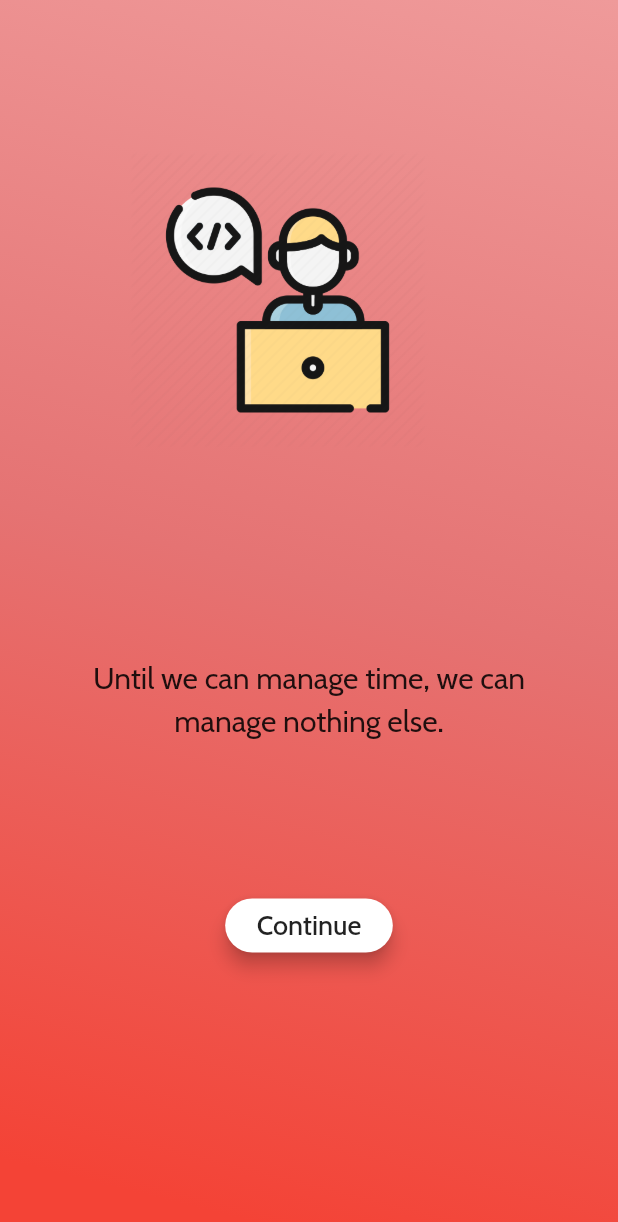
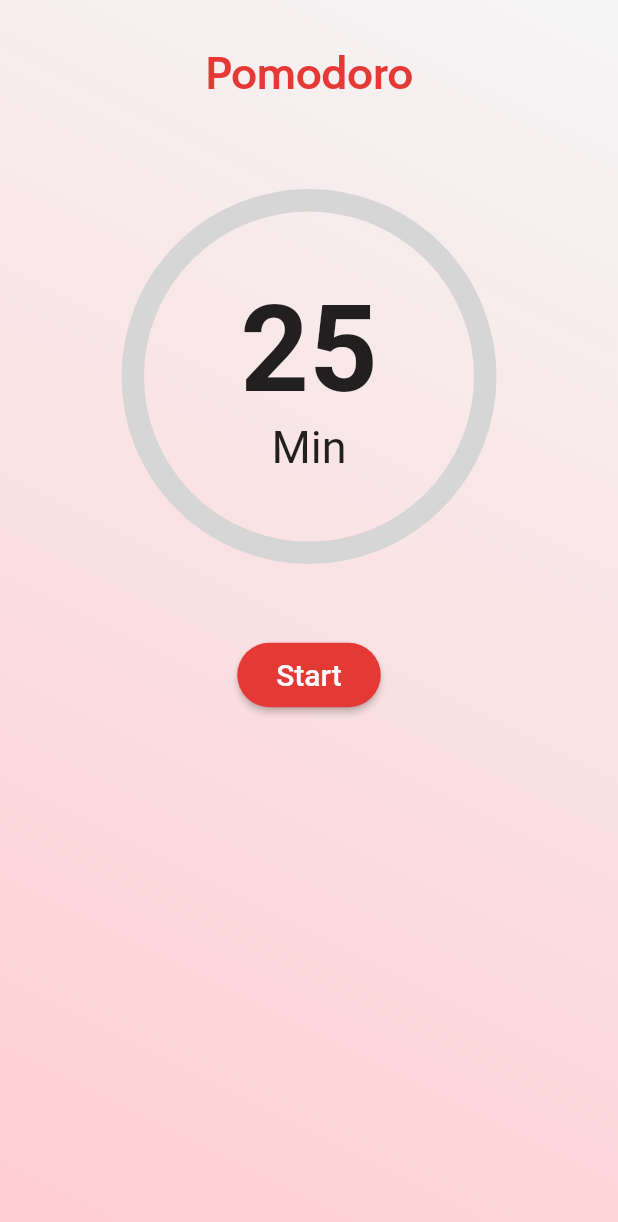
Before and after one commit to SampatPolireddi/PomodoroApp, a Flutter app: the screen it shows after launch, after a tap on "Continue", on a phone screen of 412 x 824 dp. Shown: the top 1222 px of the screen. Run offline on Flutter 3.47's test engine with Material 2 defaults, Android fonts, the phone set to English and light mode, and no system bars; drawn by our look-alikes of percent_indicator; our stand-ins replace google_fonts.

```diff
--- a/lib/home.dart
+++ b/lib/home.dart
@@ -1,10 +1,15 @@
 import 'dart:ui';
 import 'package:flutter/material.dart';
 import 'package:google_fonts/google_fonts.dart';
+import 'package:pomodo_app/timer.dart';
 
 class Home extends StatefulWidget {
   @override
   _HomeState createState() => _HomeState();
+}
+
+Future navigateTotimer(context) async {
+  Navigator.push(context, MaterialPageRoute(builder: (context) => Pomodoro()));
 }
 
 class _HomeState extends State<Home> {
@@ -24,8 +29,7 @@ class _HomeState extends State<Home> {
               ),
             ),
             Column(
-              children:<Widget>[
-
+              children: <Widget>[
                 //icon
                 Row(
                   children: <Widget>[
@@ -47,7 +51,7 @@ class _HomeState extends State<Home> {
 
                 //text
                 Padding(
-                  padding: const EdgeInsets.only(top:10, left: 10, right:10),
+                  padding: const EdgeInsets.only(top: 10, left: 10, right: 10),
                   child: Container(
                     child: Text(
                       'Until we can manage time, we can',
@@ -55,14 +59,14 @@ class _HomeState extends State<Home> {
                     ),
                   ),
                 ),
-                SizedBox(height: 5,),
+                SizedBox(
+                  height: 5,
+                ),
                 Padding(
-                   padding: const EdgeInsets.only(left: 10, right:10),
+                  padding: const EdgeInsets.only(left: 10, right: 10),
                   child: Container(
-                    child: Text(
-                      'manage nothing else.',
-                      style: GoogleFonts.cabin(fontSize: 20)
-                      ),
+                    child: Text('manage nothing else.',
+                        style: GoogleFonts.cabin(fontSize: 20)),
                   ),
                 ),
                 SizedBox(
@@ -72,19 +76,22 @@ class _HomeState extends State<Home> {
                 // button
                 Row(
                   mainAxisAlignment: MainAxisAlignment.center,
-                  children:<Widget>[
+                  children: <Widget>[
                     Container(
                       child: RaisedButton(
                         elevation: 5,
-                        onPressed: () {},
+                        onPressed: () {
+                          navigateTotimer(context);
+                        },
                         color: Colors.white,
-                        shape: RoundedRectangleBorder(borderRadius: BorderRadius.circular(100)),
+                        shape: RoundedRectangleBorder(
+                            borderRadius: BorderRadius.circular(100)),
                         child: Padding(
                           padding: const EdgeInsets.all(5.0),
                           child: Text(
                             "Continue",
-                            style: GoogleFonts.cabin(fontSize:18) ,
-                            ),
+                            style: GoogleFonts.cabin(fontSize: 18),
+                          ),
                         ),
                       ),
                     )
--- /dev/null
+++ b/lib/timer.dart
@@ -0,0 +1,159 @@
+import 'dart:async';
+import 'package:flutter/material.dart';
+import 'package:google_fonts/google_fonts.dart';
+import 'package:percent_indicator/percent_indicator.dart';
+
+class Pomodoro extends StatefulWidget {
+  @override
+  _TimerState createState() => _TimerState();
+}
+
+class _TimerState extends State<Pomodoro> {
+  double percent = 0;
+  static int TimeInMin = 25;
+  int TimeInSec = TimeInMin * 60;
+
+  Timer timer;
+
+  StartTimer() {
+    TimeInMin = 25;
+    int Time = TimeInMin * 60;
+    double SecPercent = (Time / 100);
+    timer = Timer.periodic(Duration(seconds: 1), (timer) {
+      setState(() {
+        print("test");
+
+        if (Time > 0) {
+          Time--;
+          if (Time % 60 == 0) {
+            // a minute has passed
+            TimeInMin--;
+          }
+          if (Time % SecPercent == 0) {
+            //we want to see 1% equal to how many seconds of our progress bar
+            if (percent < 1) {
+              percent += 0.01;
+            } else {
+              percent = 1;
+              TimeInMin = 25;
+              timer.cancel();
+            }
+          }
+        } else {
+          percent = 0;
+        }
+      });
+    });
+  }
+
+  @override
+  Widget build(BuildContext context) {
+    return Scaffold(
+      body: SafeArea(
+        child: Stack(
+          children: <Widget>[
+            Container(
+              decoration: BoxDecoration(
+                gradient: LinearGradient(
+                  colors: [
+                    Colors.grey[100],
+                    Colors.red[100],
+                  ],
+                  begin: Alignment.topRight,
+                  end: Alignment.bottomLeft,
+                ),
+              ),
+            ),
+            Column(
+              children: <Widget>[
+                //title
+                Row(
+                  mainAxisAlignment: MainAxisAlignment.center,
+                  children: <Widget>[
+                    Padding(
+                      padding: const EdgeInsets.all(30.0),
+                      child: Container(
+                        child: Text("Pomodoro",
+                            style: GoogleFonts.cabin(
+                                fontSize: 30,
+                                fontWeight: FontWeight.bold,
+                                color: Colors.red[600])),
+                      ),
+                    ),
+                  ],
+                ),
+                SizedBox(
+                  height: 30,
+                ),
+
+                // percent indicator
+                Row(
+                  mainAxisAlignment: MainAxisAlignment.center,
+                  children: <Widget>[
+                    Expanded(
+                      child: CircularPercentIndicator(
+                        circularStrokeCap: CircularStrokeCap.round,
+                        animation: true,
+                        percent: percent,
+                        animateFromLastPercent: true,
+                        radius: 250.0,
+                        lineWidth: 15.0,
+                        progressColor: Colors.red[600],
+                        backgroundColor: Colors.grey[350],
+                        center: Column(
+                          mainAxisAlignment: MainAxisAlignment.center,
+                          children: [
+                            Text(
+                              "$TimeInMin",
+                              style: TextStyle(
+                                  fontSize: 80, fontWeight: FontWeight.bold),
+                            ),
+                            Text(
+                              "Min",
+                              style: TextStyle(
+                                fontSize: 30,
+                              ),
+                            )
+                          ],
+                        ),
+                      ),
+                    ),
+                  ],
+                ),
+                SizedBox(
+                  height: 50,
+                ),
+
+                //button
+                Row(
+                  mainAxisAlignment: MainAxisAlignment.center,
+                  children: <Widget>[
+                    RaisedButton(
+                      onPressed: () {
+                        StartTimer();
+                      },
+                      color: Colors.red[600],
+                      shape: RoundedRectangleBorder(
+                        borderRadius: BorderRadius.circular(100),
+                      ),
+                      child: Padding(
+                        padding: const EdgeInsets.all(10.0),
+                        child: Text(
+                          "Start",
+                          style: TextStyle(
+                            fontSize: 20,
+                            color: Colors.white,
+                          ),
+                        ),
+                      ),
+                    )
+                  ],
+                )
+              ],
+            ),
+          ],
+        ),
+      ),
+    );
+  }
+}
--- a/pubspec.yaml
+++ b/pubspec.yaml
@@ -30,6 +30,7 @@ dependencies:
   # Use with the CupertinoIcons class for iOS style icons.
   cupertino_icons: ^1.0.0
   google_fonts: ^1.1.1
+  percent_indicator: ^2.1.7+4
 
 dev_dependencies:
   flutter_test:
```
Also changed, not shown: pubspec.lock.
